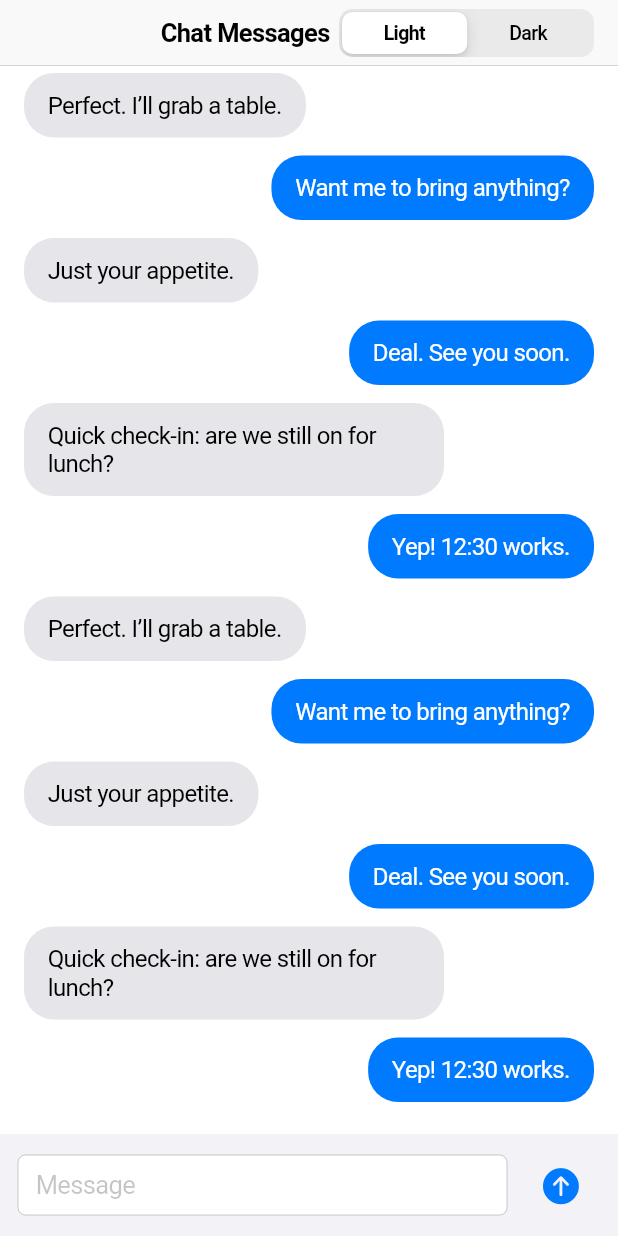
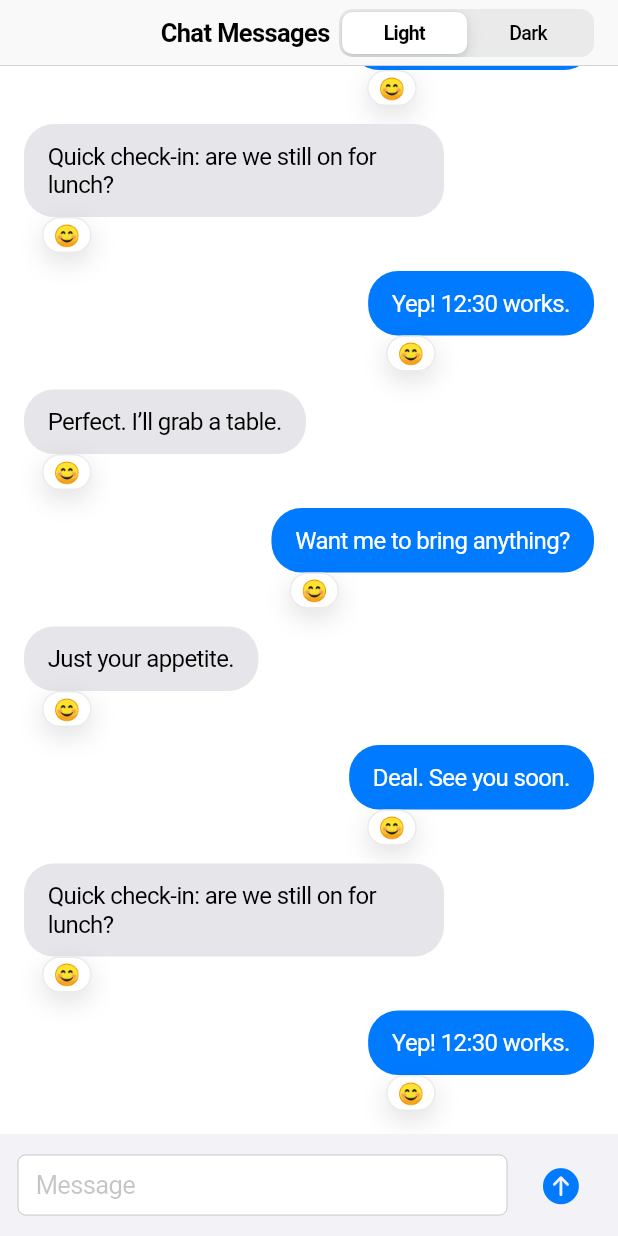
Before and after one commit to esentis/cupertino_context_menu_plus, a Flutter app: the screen it shows after launch, on a phone screen of 412 x 824 dp. Run offline on Flutter 3.47's test engine with Material 3 defaults, Android fonts, the phone set to English and light mode, and no system bars.

Commit message:
🔄 Refactor ChatMessage to StatefulWidget, enhancing context menu functionality with a dedicated state class and improved emoji interaction. Updated build method to utilize widget properties for better state management.

```diff
--- a/example/lib/main.dart
+++ b/example/lib/main.dart
@@ -229,7 +229,7 @@ class _ChatExampleState extends State<ChatExample> {
   }
 }
 
-class ChatMessage extends StatelessWidget {
+class ChatMessage extends StatefulWidget {
   const ChatMessage({
     super.key,
     required this.text,
@@ -248,52 +248,135 @@ class ChatMessage extends StatelessWidget {
   final Color bubbleTextColor;
 
   @override
+  State<ChatMessage> createState() => _ChatMessageState();
+}
+
+class _ChatMessageState extends State<ChatMessage> {
+  late final CupertinoContextMenuPlusController _menuController =
+      CupertinoContextMenuPlusController();
+
+  @override
+  void dispose() {
+    _menuController.dispose();
+    super.dispose();
+  }
+
+  @override
   Widget build(BuildContext context) {
-    final Color actionsBackgroundColor = isDark
+    final Color actionsBackgroundColor = widget.isDark
         ? const Color(0xFF1C1C1E)
         : const Color(0xFFF8F8F8);
     final BorderRadius actionsBorderRadius = BorderRadius.circular(18);
 
+    final Widget bubble = Container(
+      constraints: const BoxConstraints(maxWidth: 280),
+      padding: const EdgeInsets.symmetric(horizontal: 16.0, vertical: 12.0),
+      decoration: BoxDecoration(
+        color: widget.bubbleColor,
+        borderRadius: BorderRadius.circular(20.0),
+      ),
+      child: Text(
+        widget.text,
+        style: TextStyle(fontSize: 16, color: widget.bubbleTextColor),
+      ),
+    );
+
+    final Widget emojiChip = CupertinoButton(
+      padding: EdgeInsets.zero,
+      minimumSize: Size.zero,
+      pressedOpacity: 0.7,
+      onPressed: _menuController.open,
+      child: DecoratedBox(
+        decoration: BoxDecoration(
+          color: widget.isDark
+              ? const Color(0xFF2C2C2E)
+              : const Color(0xFFFFFFFF),
+          borderRadius: BorderRadius.circular(999),
+          border: Border.all(
+            color: widget.isDark
+                ? const Color(0xFF3A3A3C)
+                : const Color(0x14000000),
+          ),
+          boxShadow: <BoxShadow>[
+            BoxShadow(
+              color: CupertinoColors.black.withValues(
+                alpha: widget.isDark ? 0.35 : 0.12,
+              ),
+              blurRadius: 14,
+              offset: const Offset(0, 6),
+            ),
+          ],
+        ),
+        child: const Padding(
+          padding: EdgeInsets.symmetric(horizontal: 8, vertical: 4),
+          child: Text('😊', style: TextStyle(fontSize: 14)),
+        ),
+      ),
+    );
+
     return Align(
-      alignment: isSent ? Alignment.centerRight : Alignment.centerLeft,
+      alignment: widget.isSent ? Alignment.centerRight : Alignment.centerLeft,
+      child: Stack(
+        clipBehavior: Clip.none,
+        children: <Widget>[
+          Padding(
+            padding: const EdgeInsets.only(bottom: 24),
             child: CupertinoContextMenuPlus(
               previewLongPressTimeout: const Duration(milliseconds: 350),
-        location: isSent
+              controller: _menuController,
+              openGestureEnabled: true,
+              location: widget.isSent
                   ? CupertinoContextMenuLocation.right
                   : CupertinoContextMenuLocation.left,
               showGrowAnimation: false,
               enableHapticFeedback: true,
-        backdropBlurSigma: isDark ? 12 : 10,
-        backdropBlurCurve: const Interval(0.0, 0.25, curve: Curves.easeOut),
+              backdropBlurSigma: widget.isDark ? 12 : 10,
+              backdropBlurCurve: const Interval(
+                0.0,
+                0.25,
+                curve: Curves.easeOut,
+              ),
               backdropBlurReverseCurve: Curves.easeIn,
               modalReverseTransitionDuration: Duration(
-          milliseconds: isDark ? 160 : 180,
+                milliseconds: widget.isDark ? 160 : 180,
               ),
-        barrierColor: isDark
+              barrierColor: widget.isDark
                   ? const Color(0x66000000)
                   : const Color(0x3304040F),
               actionsBackgroundColor: actionsBackgroundColor,
               actionsBorderRadius: actionsBorderRadius,
               actions: _buildSexyActions(
                 context,
-          isDark: isDark,
-          text: text,
-          time: time,
-          isSent: isSent,
+                isDark: widget.isDark,
+                text: widget.text,
+                time: widget.time,
+                isSent: widget.isSent,
               ),
-        topWidget: _ReactionsTopWidget(isDark: isDark),
-        child: Container(
-          constraints: const BoxConstraints(maxWidth: 280),
-          padding: const EdgeInsets.symmetric(horizontal: 16.0, vertical: 12.0),
-          decoration: BoxDecoration(
-            color: bubbleColor,
-            borderRadius: BorderRadius.circular(20.0),
-          ),
-          child: Text(
-            text,
-            style: TextStyle(fontSize: 16, color: bubbleTextColor),
+              topWidget: _ReactionsTopWidget(isDark: widget.isDark),
+              child: bubble,
             ),
           ),
+          Positioned(
+            left: 12,
+            bottom: 0,
+            child: AnimatedBuilder(
+              animation: _menuController,
+              child: emojiChip,
+              builder: (BuildContext context, Widget? child) {
+                final bool visible = !_menuController.isOpen;
+                return IgnorePointer(
+                  ignoring: !visible,
+                  child: AnimatedOpacity(
+                    opacity: visible ? 1.0 : 0.0,
+                    duration: const Duration(milliseconds: 180),
+                    curve: Curves.easeOut,
+                    child: child,
+                  ),
+                );
+              },
+            ),
+          ),
+        ],
       ),
     );
   }
```
Lines whose indentation alone changed are shown as unchanged.
